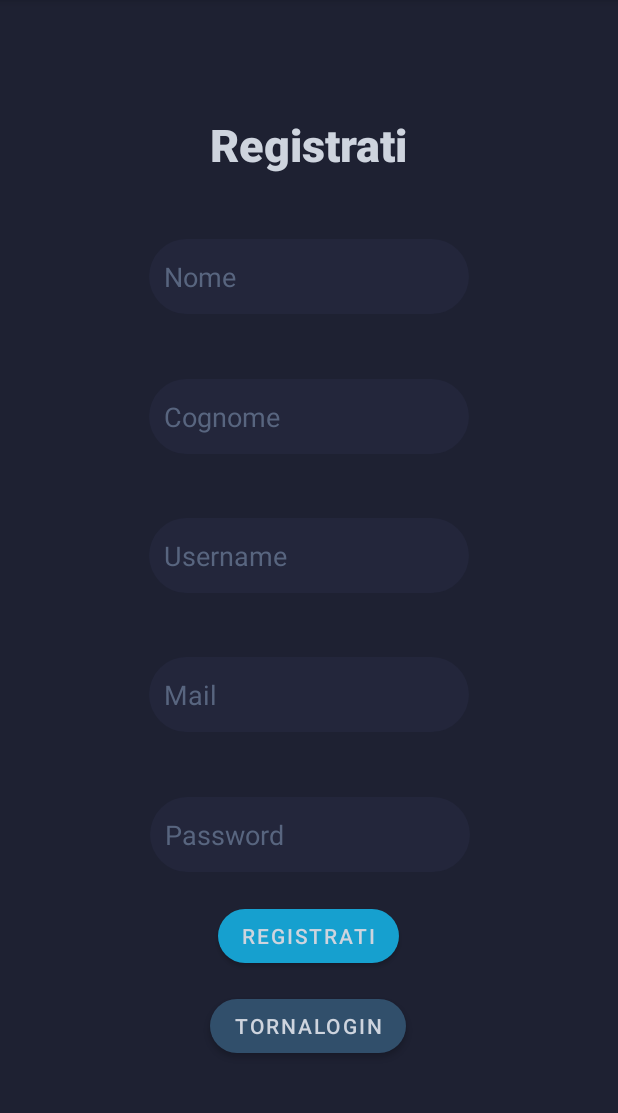
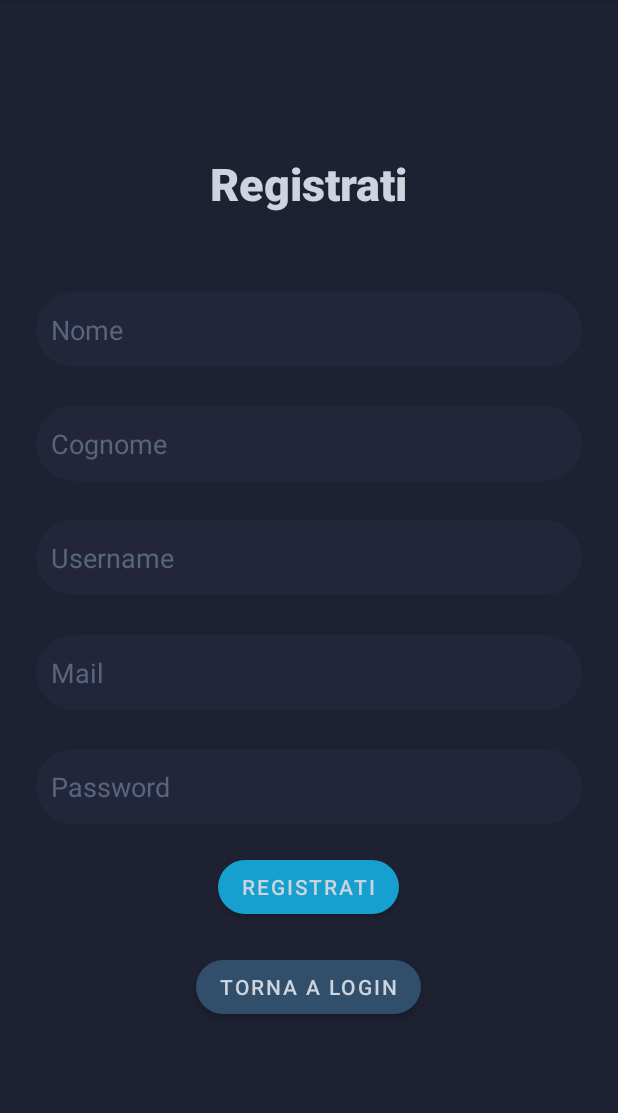
Before and after one commit to FernandoEdelstein/SoundBliss, an Android app: the SignUp screen opened directly, with no data from a screen before it, on a phone screen of 412 x 824 dp, the part 84-1197 px from its top. Run offline under Robolectric (Android 15) with nearby library versions, the phone set to English and light mode, and no system bars.

Commit message:
LogIn / SignIn Form Modifications part 5 Padding added

```diff
--- a/app/src/main/res/layout/activity_sign_up.xml
+++ b/app/src/main/res/layout/activity_sign_up.xml
@@ -6,6 +6,7 @@
     android:layout_width="match_parent"
     android:layout_height="match_parent"
     android:background="@color/blue_800"
+    android:padding="24dp"
     tools:context=".Fragments.SignUp">
 
     <TextView
@@ -13,27 +14,29 @@
         android:layout_width="wrap_content"
         android:layout_height="wrap_content"
         android:layout_marginTop="76dp"
+        android:layout_marginBottom="25dp"
         android:fontFamily="sans-serif-black"
-        android:text="Registrati"
+        android:text="@string/Registrati"
         android:textColor="@color/white_100"
         android:textSize="30sp"
+        app:layout_constraintBottom_toTopOf="@+id/nameField"
         app:layout_constraintEnd_toEndOf="parent"
         app:layout_constraintStart_toStartOf="parent"
         app:layout_constraintTop_toTopOf="parent" />
 
     <EditText
         android:id="@+id/nameField"
-        android:layout_width="wrap_content"
+        android:layout_width="0dp"
         android:layout_height="50dp"
         android:layout_marginTop="24dp"
+        android:background="@drawable/text_box"
         android:ems="10"
         android:hint="@string/Nome"
         android:inputType="textPersonName"
+        android:paddingLeft="10dp"
+        android:paddingRight="10dp"
         android:textColor="@color/white_100"
         android:textColorHint="@color/white_300"
-        android:background="@drawable/text_box"
-        android:paddingLeft="10dp"
-        android:paddingRight="10dp"
         app:layout_constraintBottom_toTopOf="@+id/lastnameField"
         app:layout_constraintEnd_toEndOf="parent"
         app:layout_constraintHorizontal_bias="0.5"
@@ -42,17 +45,17 @@
 
     <EditText
         android:id="@+id/lastnameField"
-        android:layout_width="wrap_content"
+        android:layout_width="0dp"
         android:layout_height="50dp"
         android:layout_marginTop="24dp"
+        android:background="@drawable/text_box"
         android:ems="10"
         android:hint="@string/Cognome"
         android:inputType="textPersonName"
+        android:paddingLeft="10dp"
+        android:paddingRight="10dp"
         android:textColor="@color/white_100"
         android:textColorHint="@color/white_300"
-        android:background="@drawable/text_box"
-        android:paddingLeft="10dp"
-        android:paddingRight="10dp"
         app:layout_constraintBottom_toTopOf="@+id/usernameField"
         app:layout_constraintEnd_toEndOf="parent"
         app:layout_constraintHorizontal_bias="0.5"
@@ -61,17 +64,17 @@
 
     <EditText
         android:id="@+id/emailField"
-        android:layout_width="wrap_content"
+        android:layout_width="0dp"
         android:layout_height="50dp"
         android:layout_marginTop="24dp"
+        android:background="@drawable/text_box"
         android:ems="10"
         android:hint="@string/eMail"
         android:inputType="textEmailAddress"
+        android:paddingLeft="10dp"
+        android:paddingRight="10dp"
         android:textColor="@color/white_100"
         android:textColorHint="@color/white_300"
-        android:background="@drawable/text_box"
-        android:paddingLeft="10dp"
-        android:paddingRight="10dp"
         app:layout_constraintBottom_toTopOf="@+id/passField"
         app:layout_constraintEnd_toEndOf="parent"
         app:layout_constraintHorizontal_bias="0.5"
@@ -80,17 +83,17 @@
 
     <EditText
         android:id="@+id/passField"
-        android:layout_width="wrap_content"
+        android:layout_width="0dp"
         android:layout_height="50dp"
         android:layout_marginTop="24dp"
+        android:background="@drawable/text_box"
         android:ems="10"
         android:hint="@string/Password"
         android:inputType="textPassword"
+        android:paddingLeft="10dp"
+        android:paddingRight="10dp"
         android:textColor="@color/white_100"
         android:textColorHint="@color/white_300"
-        android:background="@drawable/text_box"
-        android:paddingLeft="10dp"
-        android:paddingRight="10dp"
         app:layout_constraintBottom_toTopOf="@+id/registerButton"
         app:layout_constraintEnd_toEndOf="parent"
         app:layout_constraintHorizontal_bias="0.502"
@@ -99,17 +102,17 @@
 
     <EditText
         android:id="@+id/usernameField"
-        android:layout_width="wrap_content"
+        android:layout_width="0dp"
         android:layout_height="50dp"
         android:layout_marginTop="24dp"
+        android:background="@drawable/text_box"
         android:ems="10"
         android:hint="@string/Username"
         android:inputType="textPersonName"
+        android:paddingLeft="10dp"
+        android:paddingRight="10dp"
         android:textColor="@color/white_100"
         android:textColorHint="@color/white_300"
-        android:background="@drawable/text_box"
-        android:paddingLeft="10dp"
-        android:paddingRight="10dp"
         app:layout_constraintBottom_toTopOf="@+id/emailField"
         app:layout_constraintEnd_toEndOf="parent"
         app:layout_constraintHorizontal_bias="0.5"
@@ -120,7 +123,8 @@
         android:id="@+id/registerButton"
         android:layout_width="wrap_content"
         android:layout_height="wrap_content"
-        android:layout_marginBottom="12dp"
+        android:layout_marginTop="16dp"
+        android:layout_marginBottom="16dp"
         android:text="@string/Registrati"
         android:textColor="@color/white_100"
         app:backgroundTint="@color/blue_100"
@@ -128,7 +132,8 @@
         app:layout_constraintBottom_toTopOf="@+id/backLogButton"
         app:layout_constraintEnd_toEndOf="parent"
         app:layout_constraintHorizontal_bias="0.498"
-        app:layout_constraintStart_toStartOf="parent" />
+        app:layout_constraintStart_toStartOf="parent"
+        app:layout_constraintTop_toBottomOf="@+id/passField" />
 
     <Button
         android:id="@+id/backLogButton"
@@ -141,6 +146,7 @@
         app:layout_constraintBottom_toBottomOf="parent"
         app:layout_constraintEnd_toEndOf="parent"
         app:layout_constraintHorizontal_bias="0.498"
-        app:layout_constraintStart_toStartOf="parent" />
+        app:layout_constraintStart_toStartOf="parent"
+        app:layout_constraintTop_toBottomOf="@+id/registerButton" />
 
 </androidx.constraintlayout.widget.ConstraintLayout>
--- a/app/src/main/res/values/strings.xml
+++ b/app/src/main/res/values/strings.xml
@@ -11,6 +11,7 @@
 
     <string name = "Registrati">Registrati</string>
     <string name = "LogIn">LogIn</string>
-    <string name = "TornaLogIn">TornaLogIn</string>
+    <string name = "TornaLogIn">Torna a LogIn</string>
+    <string name = "ForgotPassword">Ho dimenticato la mia Password</string>
 
 </resources>
```
Also changed, not shown: app/src/main/res/layout/activity_log_in.xml (+18 -13 lines).
